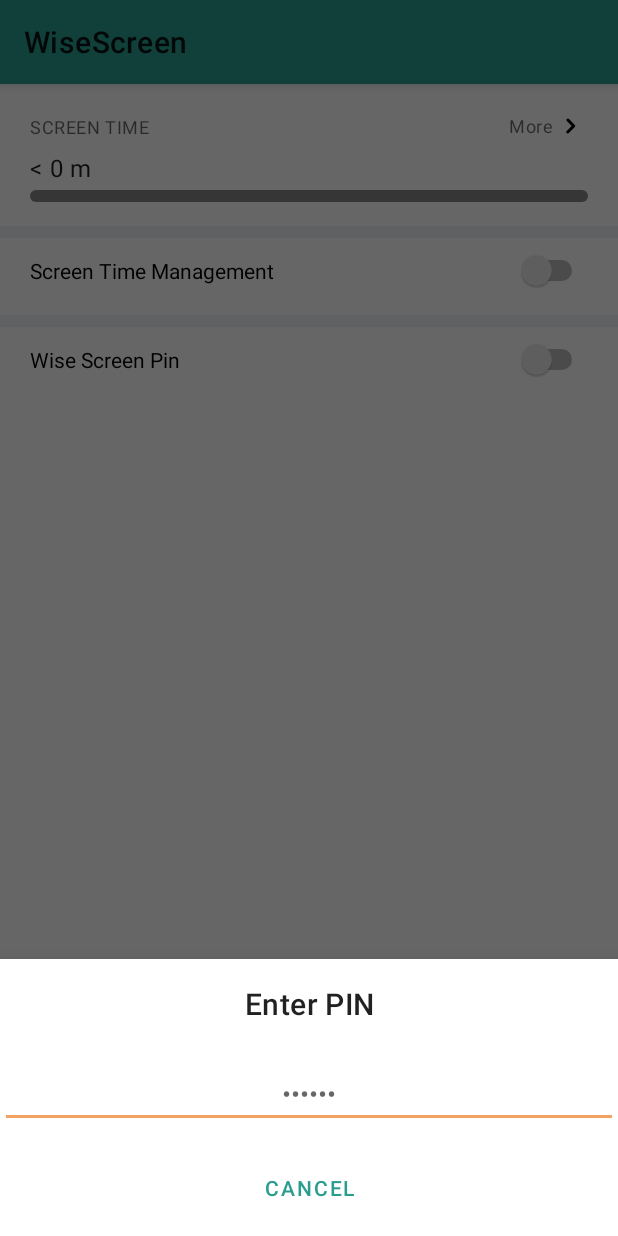
After one commit to amalhanaja/WiseScreen, an Android app: the PinDialog screen opened through its navigation route, on a phone screen of 412 x 824 dp. The commit adds this screen. Run offline under Robolectric (Android 15) with nearby library versions, the phone set to English and light mode, and no system bars; our stand-ins replace Dagger/Hilt's generated code, Timber; libraries missing offline, so code that uses them is left out: androidx.hilt.lifecycle; 3 statements that could not run were skipped.

Commit message:
feat: DialogPin

```diff
--- a/app/src/main/java/com/amalcodes/wisescreen/core/Ext.kt
+++ b/app/src/main/java/com/amalcodes/wisescreen/core/Ext.kt
@@ -8,9 +8,14 @@ import android.content.pm.PackageManager
 import android.graphics.drawable.Drawable
 import android.os.Build
 import android.view.MotionEvent
+import android.widget.FrameLayout
 import android.widget.TextView
 import android.widget.TimePicker
 import androidx.annotation.IntDef
+import com.amalcodes.wisescreen.R
+import com.google.android.material.bottomsheet.BottomSheetBehavior
+import com.google.android.material.bottomsheet.BottomSheetDialog
+import com.google.android.material.bottomsheet.BottomSheetDialogFragment
 import kotlinx.coroutines.ExperimentalCoroutinesApi
 import kotlinx.coroutines.flow.Flow
 import kotlinx.coroutines.flow.zip
@@ -146,3 +151,10 @@ fun TextView.onCompoundDrawableClickListener(
         false;
     }
 }
+
+fun BottomSheetDialogFragment.expanded() = dialog?.setOnShowListener { dialog ->
+    val bsd = dialog as? BottomSheetDialog
+    bsd?.findViewById<FrameLayout>(R.id.design_bottom_sheet)?.let {
+        BottomSheetBehavior.from(it).state = BottomSheetBehavior.STATE_EXPANDED
+    }
+}
--- a/app/src/main/java/com/amalcodes/wisescreen/presentation/UI.kt
+++ b/app/src/main/java/com/amalcodes/wisescreen/presentation/UI.kt
@@ -27,6 +27,7 @@ sealed class UIState {
         val message: String? = null,
         val cause: Throwable? = null
     ) : UIState() {
+        object RequiredPin: UIFailure("required pin")
         object NoInternet : UIFailure("no_internet")
         class Unknown(cause: Throwable) : UIFailure("unknown", cause)
         object NoData : UIFailure("no_data")
--- /dev/null
+++ b/app/src/main/java/com/amalcodes/wisescreen/presentation/component/PinDialog.kt
@@ -0,0 +1,106 @@
+package com.amalcodes.wisescreen.presentation.component
+
+import android.os.Bundle
+import android.view.LayoutInflater
+import android.view.View
+import android.view.ViewGroup
+import android.widget.Toast
+import androidx.core.os.bundleOf
+import androidx.core.widget.doAfterTextChanged
+import androidx.fragment.app.setFragmentResult
+import androidx.fragment.app.viewModels
+import androidx.lifecycle.lifecycleScope
+import androidx.lifecycle.observe
+import androidx.navigation.fragment.findNavController
+import androidx.navigation.fragment.navArgs
+import com.amalcodes.wisescreen.R
+import com.amalcodes.wisescreen.core.Const
+import com.amalcodes.wisescreen.core.autoCleared
+import com.amalcodes.wisescreen.core.expanded
+import com.amalcodes.wisescreen.databinding.DialogPinBinding
+import com.amalcodes.wisescreen.presentation.UIState
+import com.amalcodes.wisescreen.presentation.ui.PinDialogUIEvent
+import com.amalcodes.wisescreen.presentation.ui.PinDialogUIState
+import com.amalcodes.wisescreen.presentation.viewmodel.PinDialogViewModel
+import com.google.android.material.bottomsheet.BottomSheetDialogFragment
+import dagger.hilt.android.AndroidEntryPoint
+import kotlinx.coroutines.ExperimentalCoroutinesApi
+import timber.log.Timber
+
+/**
+ * @author: AMAL
+ * Created On : 01/08/20
+ */
+
+
+@AndroidEntryPoint
+class PinDialog : BottomSheetDialogFragment() {
+
+    companion object {
+        const val KEY_IS_PIN_CORRECT = "IS_PIN_CORRECT"
+        const val KEY_ACTION_TAG = "ACTION_TAG"
+    }
+
+    private var binding: DialogPinBinding by autoCleared()
+
+    @ExperimentalCoroutinesApi
+    private val viewModel: PinDialogViewModel by viewModels()
+
+    private val args: PinDialogArgs by navArgs()
+
+    override fun onCreateView(
+        inflater: LayoutInflater,
+        container: ViewGroup?,
+        savedInstanceState: Bundle?
+    ): View? = DialogPinBinding.inflate(inflater)
+        .also { binding = it }
+        .root
+
+    override fun onCreate(savedInstanceState: Bundle?) {
+        super.onCreate(savedInstanceState)
+        setStyle(STYLE_NORMAL, R.style.BottomSheetDialogWithKeyboard)
+    }
+
+    @ExperimentalCoroutinesApi
+    override fun onViewCreated(view: View, savedInstanceState: Bundle?) {
+        super.onViewCreated(view, savedInstanceState)
+        expanded()
+        binding.etPin.doAfterTextChanged {
+            val text = it?.trim()?.toString().orEmpty()
+            if (text.count() == 6) {
+                viewModel.dispatch(PinDialogUIEvent.SubmitPin(text))
+            }
+        }
+        binding.btnCancel.setOnClickListener { findNavController().navigateUp() }
+        lifecycleScope.launchWhenCreated { observeUIState() }
+    }
+
+    @ExperimentalCoroutinesApi
+    private fun observeUIState() {
+        viewModel.uiState.observe(viewLifecycleOwner) {
+            when (it) {
+                is PinDialogUIState.IncorrectPin -> onPinIncorrect()
+                is PinDialogUIState.PinCorrect -> onPinCorrect()
+                is UIState.UIFailure -> onFailure(it)
+            }
+        }
+    }
+
+    private fun onPinCorrect() {
+        findNavController().navigateUp()
+        setFragmentResult(
+            Const.REQUEST_RESULT_KEY, bundleOf(
+                KEY_IS_PIN_CORRECT to true,
+                KEY_ACTION_TAG to args.actionTag
+            )
+        )
+    }
+
+    private fun onPinIncorrect() {
+        Toast.makeText(requireContext(), "Incorrect Pin", Toast.LENGTH_SHORT).show()
+    }
+
+    private fun onFailure(failure: UIState.UIFailure) {
+        Timber.e(failure.cause, "UIFailure")
+    }
+}
--- a/app/src/main/java/com/amalcodes/wisescreen/presentation/screen/HomeFragment.kt
+++ b/app/src/main/java/com/amalcodes/wisescreen/presentation/screen/HomeFragment.kt
@@ -9,17 +9,21 @@ import android.view.ViewGroup
 import androidx.core.content.ContextCompat
 import androidx.core.view.isVisible
 import androidx.fragment.app.Fragment
+import androidx.fragment.app.setFragmentResultListener
 import androidx.fragment.app.viewModels
 import androidx.lifecycle.observe
 import androidx.navigation.fragment.findNavController
 import com.amalcodes.wisescreen.R
+import com.amalcodes.wisescreen.core.Const
 import com.amalcodes.wisescreen.core.Util
 import com.amalcodes.wisescreen.core.autoCleared
 import com.amalcodes.wisescreen.databinding.FragmentHomeBinding
+import com.amalcodes.wisescreen.domain.entity.AppUsageEntity
 import com.amalcodes.wisescreen.domain.entity.ScreenTimeConfigEntity
 import com.amalcodes.wisescreen.presentation.MergeAdapter
 import com.amalcodes.wisescreen.presentation.UIState
 import com.amalcodes.wisescreen.presentation.component.DividerItemDecoration
+import com.amalcodes.wisescreen.presentation.component.PinDialog
 import com.amalcodes.wisescreen.presentation.service.CurrentAppAccessibilityService
 import com.amalcodes.wisescreen.presentation.ui.HomeUIEvent
 import com.amalcodes.wisescreen.presentation.ui.HomeUIState
@@ -29,16 +33,26 @@ import com.amalcodes.wisescreen.presentation.viewentity.StackedBarChartLegendIte
 import com.amalcodes.wisescreen.presentation.viewmodel.HomeViewModel
 import dagger.hilt.android.AndroidEntryPoint
 import kotlinx.coroutines.ExperimentalCoroutinesApi
+import java.util.concurrent.TimeUnit
 
 @ExperimentalCoroutinesApi
 @AndroidEntryPoint
 class HomeFragment : Fragment() {
+
+    companion object {
+        private const val ACTION_TAG_CHANGE_IS_SCREEN_MANAGEABLE = "CHANGE_IS_SCREEN_MANAGEABLE"
+        private const val ACTION_TAG_MANAGE_SCREEN_TIME = "MANAGE_SCREEN_TIME"
+        private const val ACTION_TAG_MANAGE_APP_LIMITS = "MANAGE_APP_LIMITS"
+        private const val ACTION_TAG_ENABLE_DISABLE_PIN = "DISABLE_PIN"
+    }
 
     private var binding: FragmentHomeBinding by autoCleared()
 
     private val viewModel: HomeViewModel by viewModels()
 
     private val adapter: MergeAdapter by lazy { MergeAdapter() }
+
+    private var lastTimePinInputted = 0L
 
     override fun onCreateView(
         inflater: LayoutInflater, container: ViewGroup?,
@@ -50,18 +64,40 @@ class HomeFragment : Fragment() {
     override fun onViewCreated(view: View, savedInstanceState: Bundle?) {
         super.onViewCreated(view, savedInstanceState)
         binding.rvScreenManagementMenu.adapter = adapter
-        adapter.setOnViewHolderClickListener { v, _ ->
-            if (v.id == R.id.item_menu) {
-                when (v.tag) {
-                    0 -> findNavController().navigate(
-                        HomeFragmentDirections.actionHomeFragmentToDailyScreenTimeFragment()
-                    )
-                    1 -> findNavController().navigate(
-                        HomeFragmentDirections.actionHomeFragmentToAppLimitFragment()
-                    )
-                }
+        binding.rvScreenManagementMenu.addItemDecoration(
+            DividerItemDecoration(
+                requireContext(),
+                dividerMarginLeft = resources.getDimension(R.dimen.space__screen_time_management_items_divider)
+            )
+        )
+        binding.tvMore.setOnClickListener {
+            findNavController().navigate(
+                HomeFragmentDirections.actionHomeFragmentToScreenTimeGroupFragment()
+            )
+        }
+        viewModel.uiState.observe(viewLifecycleOwner) {
+            when (it) {
+                is UIState.Initial -> onInitialized()
+                is HomeUIState.Content -> onContent(it)
             }
         }
+    }
+
+    private fun onContent(state: HomeUIState.Content) {
+        val config = state.viewEntity.screenTimeConfigEntity
+        val isPinSet = state.viewEntity.isPinSet
+        val canEditConfig = if (isPinSet) {
+            lastTimePinInputted + TimeUnit.MINUTES.toMillis(3) >= System.currentTimeMillis()
+        } else {
+            true
+        }
+        binding.switchPin.isChecked = state.viewEntity.isPinSet
+        binding.switchScreenTimeManagement.isChecked = config.isScreenTimeManageable
+        binding.rvScreenManagementMenu.isVisible = config.isScreenTimeManageable
+        showScreenTimeStatistics(
+            state.viewEntity.totalTimeInForeground,
+            state.viewEntity.dailyUsage
+        )
         adapter.submitList(
             listOf(
                 MenuItemViewEntity(
@@ -86,37 +122,97 @@ class HomeFragment : Fragment() {
                 )
             )
         )
-        binding.rvScreenManagementMenu.addItemDecoration(
-            DividerItemDecoration(
-                requireContext(),
-                dividerMarginLeft = resources.getDimension(R.dimen.space__screen_time_management_items_divider)
+        adapter.setOnViewHolderClickListener { v, _ ->
+            if (v.id == R.id.item_menu) {
+                if (!canEditConfig) {
+                    when (v.tag) {
+                        0 -> openPinDialog(ACTION_TAG_MANAGE_SCREEN_TIME)
+                        1 -> openPinDialog(ACTION_TAG_MANAGE_APP_LIMITS)
+                    }
+                } else {
+                    when (v.tag) {
+                        0 -> findNavController().navigate(
+                            HomeFragmentDirections.actionHomeFragmentToDailyScreenTimeFragment()
+                        )
+                        1 -> findNavController().navigate(
+                            HomeFragmentDirections.actionHomeFragmentToAppLimitFragment()
+                        )
+                    }
+                }
+            }
+        }
+        if (canEditConfig) {
+            showConfig(config)
+        } else {
+            showConfigWithRequirePin(config)
+        }
+    }
+
+    private fun showConfig(config: ScreenTimeConfigEntity) {
+        binding.switchScreenTimeManagement.setOnCheckedChangeListener { _, isChecked ->
+            viewModel.dispatch(
+                HomeUIEvent.UpdateScreenTimeConfig(
+                    screenTimeConfigEntity = config.copy(
+                        isScreenTimeManageable = isChecked
+                    )
+                )
             )
-        )
-        binding.tvMore.setOnClickListener {
-            findNavController().navigate(
-                HomeFragmentDirections.actionHomeFragmentToScreenTimeGroupFragment()
-            )
+            binding.rvScreenManagementMenu.isVisible = isChecked
         }
-        viewModel.uiState.observe(viewLifecycleOwner) {
-            when (it) {
-                is UIState.Initial -> onInitialized()
-                is HomeUIState.Content -> onContent(it)
-                is HomeUIState.ScreenTimeConfigUpdated -> onScreenTimeConfigUpdated(it.screenTimeConfigEntity)
+        binding.switchPin.setOnCheckedChangeListener { _, isChecked ->
+            if (isChecked) {
+                findNavController().navigate(HomeFragmentDirections.actionHomeFragmentToSetupPin())
             }
         }
     }
 
-    private fun onScreenTimeConfigUpdated(newConfig: ScreenTimeConfigEntity) {
-        setupScreenTimeConfig(newConfig)
+    private fun showConfigWithRequirePin(config: ScreenTimeConfigEntity) {
+        setFragmentResultListener(Const.REQUEST_RESULT_KEY) { _, bundle ->
+            val isPinCorrect = bundle.getBoolean(PinDialog.KEY_IS_PIN_CORRECT)
+            val actionTag = bundle.getString(PinDialog.KEY_ACTION_TAG)
+            if (isPinCorrect) {
+                lastTimePinInputted = System.currentTimeMillis()
+                showConfig(config)
+                when(actionTag) {
+                    ACTION_TAG_CHANGE_IS_SCREEN_MANAGEABLE -> {
+                        binding.switchScreenTimeManagement.isChecked = !binding.switchScreenTimeManagement.isChecked
+                    }
+                    ACTION_TAG_MANAGE_SCREEN_TIME -> findNavController().navigate(
+                        HomeFragmentDirections.actionHomeFragmentToDailyScreenTimeFragment()
+                    )
+                    ACTION_TAG_MANAGE_APP_LIMITS -> findNavController().navigate(
+                        HomeFragmentDirections.actionHomeFragmentToAppLimitFragment()
+                    )
+                    ACTION_TAG_ENABLE_DISABLE_PIN -> {
+                        binding.switchPin.isChecked = !binding.switchPin.isChecked
+                    }
+                }
+            }
+        }
+        binding.switchScreenTimeManagement.setOnCheckedChangeListener { _, isChecked ->
+            binding.switchScreenTimeManagement.isChecked = !isChecked
+            openPinDialog(ACTION_TAG_CHANGE_IS_SCREEN_MANAGEABLE)
+        }
+        binding.switchPin.setOnCheckedChangeListener { _, isChecked ->
+            binding.switchPin.isChecked = !isChecked
+            openPinDialog(ACTION_TAG_ENABLE_DISABLE_PIN)
+        }
     }
 
-    private fun onContent(state: HomeUIState.Content) {
-        val totalTimeInForeground = state.viewEntity.totalTimeInForeground
+    private fun openPinDialog(actionTag: String) {
+        findNavController().navigate(HomeFragmentDirections.actionGlobalPinDialog(actionTag))
+    }
+
+
+    private fun showScreenTimeStatistics(
+        totalTimeInForeground: Long,
+        dailyUsage: List<AppUsageEntity>
+    ) {
         var reservedPercentage = 100f
-        var othersTimeInForeground = totalTimeInForeground
+        var othersTimeInForeground1 = totalTimeInForeground
         binding.tvScreenTimeValue.text =
             Util.formatTimeInMillis(requireContext(), totalTimeInForeground)
-        binding.chartStats.data = state.viewEntity.dailyUsage.mapIndexed { index, appUsageEntity ->
+        binding.chartStats.data = dailyUsage.mapIndexed { index, appUsageEntity ->
             val percentage = 100f * appUsageEntity.totalTimeInForeground / totalTimeInForeground
             reservedPercentage -= percentage
             StackedBarChartItemViewEntity(
@@ -131,8 +227,8 @@ class HomeFragment : Fragment() {
             reservedPercentage,
             Color.GRAY
         )
-        binding.chartLegend.data = state.viewEntity.dailyUsage.mapIndexed { index, appUsageEntity ->
-            othersTimeInForeground -= appUsageEntity.totalTimeInForeground
+        binding.chartLegend.data = dailyUsage.mapIndexed { index, appUsageEntity ->
+            othersTimeInForeground1 -= appUsageEntity.totalTimeInForeground
             StackedBarChartLegendItemViewEntity(
                 color = when (index) {
                     0 -> ContextCompat.getColor(requireContext(), R.color.persianGreen)
@@ -144,31 +240,9 @@ class HomeFragment : Fragment() {
             )
         } + StackedBarChartLegendItemViewEntity(
             color = Color.GRAY,
-            name = "Others",
-            duration = othersTimeInForeground.toInt()
+            name = getString(R.string.text_Others),
+            duration = othersTimeInForeground1.toInt()
         )
-        setupScreenTimeConfig(state.viewEntity.screenTimeConfigEntity)
-        binding.switchPin.isChecked = state.viewEntity.isPinSet
-        binding.switchPin.setOnCheckedChangeListener { _, isChecked ->
-            if (isChecked) {
-                findNavController().navigate(HomeFragmentDirections.actionHomeFragmentToSetupPin())
-            }
-        }
-    }
-
-    private fun setupScreenTimeConfig(config: ScreenTimeConfigEntity) {
-        binding.switchScreenTimeManagement.isChecked = config.isScreenTimeManageable
-        binding.rvScreenManagementMenu.isVisible = config.isScreenTimeManageable
-        binding.switchScreenTimeManagement.setOnCheckedChangeListener { _, isChecked ->
-            viewModel.dispatch(
-                HomeUIEvent.UpdateScreenTimeConfig(
-                    screenTimeConfigEntity = config.copy(
-                        isScreenTimeManageable = isChecked
-                    )
-                )
-            )
-            binding.rvScreenManagementMenu.isVisible = isChecked
-        }
     }
 
     override fun onResume() {
@@ -183,8 +257,7 @@ class HomeFragment : Fragment() {
                     Settings.ACTION_USAGE_ACCESS_SETTINGS
                 )
             )
-        }
-        else if (!Util.isAccessibilityServiceGranted(
+        } else if (!Util.isAccessibilityServiceGranted(
                 requireContext(),
                 CurrentAppAccessibilityService::class.java
             )
--- a/app/src/main/java/com/amalcodes/wisescreen/presentation/ui/AppLimitUI.kt
+++ b/app/src/main/java/com/amalcodes/wisescreen/presentation/ui/AppLimitUI.kt
@@ -17,5 +17,3 @@ sealed class AppLimitUIEvent : UIEvent.Abstract() {
 sealed class AppLimitUIState : UIState.Abstract() {
     data class Content(val apps: List<AppLimitEntity>) : AppLimitUIState()
 }
-
-class AppBlockedUIFailure(cause: Throwable) : UIState.UIFailure.Abstract("App Blocked", cause)
--- a/app/src/main/java/com/amalcodes/wisescreen/presentation/ui/HomeUI.kt
+++ b/app/src/main/java/com/amalcodes/wisescreen/presentation/ui/HomeUI.kt
@@ -13,9 +13,6 @@ import com.amalcodes.wisescreen.presentation.viewentity.HomeViewEntity
 
 sealed class HomeUIState : UIState.Abstract() {
     data class Content(val viewEntity: HomeViewEntity) : HomeUIState()
-    data class ScreenTimeConfigUpdated(
-        val screenTimeConfigEntity: ScreenTimeConfigEntity
-    ) : HomeUIState()
 }
 
 sealed class HomeUIEvent : UIEvent.Abstract() {
--- a/app/src/main/java/com/amalcodes/wisescreen/presentation/viewmodel/HomeViewModel.kt
+++ b/app/src/main/java/com/amalcodes/wisescreen/presentation/viewmodel/HomeViewModel.kt
@@ -40,14 +40,13 @@ class HomeViewModel @ViewModelInject constructor(
 
     private fun updateScreenTimeConfig(config: ScreenTimeConfigEntity) {
         updateScreenTimeConfigUseCase(config)
-            .map { HomeUIState.ScreenTimeConfigUpdated(config) as UIState }
+            .flatMapLatest { getUsageStats() }
+            .catch { emit(it.toUIState()) }
             .onEach { _uiState.postValue(it) }
-            .catch { emit(it.toUIState()) }
             .launchIn(viewModelScope)
     }
 
-    private fun fetch() {
-        getUsageStatsUseCase(TimeRangeEnum.TODAY)
+    private fun getUsageStats() = getUsageStatsUseCase(TimeRangeEnum.TODAY)
         .zip3(
             getScreenTimeConfigUseCase(UseCase.None),
             isPinSetUseCase(UseCase.None)
@@ -63,6 +62,9 @@ class HomeViewModel @ViewModelInject constructor(
             )
             HomeUIState.Content(viewEntity) as UIState
         }
+
+    private fun fetch() {
+        getUsageStats()
             .catch { emit(it.toUIState()) }
             .onStart { _uiState.postValue(UIState.Loading) }
             .onEach { _uiState.postValue(it) }
--- a/app/src/main/res/layout/dialog_day_picker.xml
+++ b/app/src/main/res/layout/dialog_day_picker.xml
@@ -38,7 +38,7 @@
         android:layout_marginStart="@dimen/space__1x"
         android:layout_marginTop="@dimen/space__2x"
         android:layout_marginBottom="@dimen/space__1x"
-        android:text="Cancel"
+        android:text="@string/text_Cancel"
         app:layout_constraintBottom_toBottomOf="parent"
         app:layout_constraintEnd_toStartOf="@+id/divider"
         app:layout_constraintHorizontal_bias="0.5"
@@ -48,12 +48,12 @@
     <Button
         android:id="@+id/btn_ok"
         style="@style/Widget.MaterialComponents.Button.TextButton"
-        android:layout_width="206dp"
+        android:layout_width="0dp"
         android:layout_height="wrap_content"
         android:layout_marginTop="@dimen/space__2x"
         android:layout_marginEnd="@dimen/space__1x"
         android:layout_marginBottom="@dimen/space__1x"
-        android:text="Ok"
+        android:text="@string/text_OK"
         app:layout_constraintBottom_toBottomOf="parent"
         app:layout_constraintEnd_toEndOf="parent"
         app:layout_constraintHorizontal_bias="0.5"
--- /dev/null
+++ b/app/src/main/res/layout/dialog_pin.xml
@@ -0,0 +1,51 @@
+<?xml version="1.0" encoding="utf-8"?>
+<androidx.constraintlayout.widget.ConstraintLayout xmlns:android="http://schemas.android.com/apk/res/android"
+    xmlns:app="http://schemas.android.com/apk/res-auto"
+    android:layout_width="match_parent"
+    android:layout_height="wrap_content"
+    xmlns:tools="http://schemas.android.com/tools"
+    tools:context=".presentation.component.PinDialog">
+
+    <EditText
+        android:id="@+id/et_pin"
+        android:layout_width="0dp"
+        android:layout_height="wrap_content"
+        android:layout_marginTop="@dimen/space__3x"
+        android:ems="10"
+        android:hint="••••••"
+        android:inputType="numberPassword"
+        android:maxLength="6"
+        android:textAlignment="center"
+        app:layout_constraintEnd_toEndOf="parent"
+        app:layout_constraintHorizontal_bias="0.0"
+        app:layout_constraintStart_toStartOf="parent"
+        app:layout_constraintTop_toBottomOf="@+id/tv_title" />
+
+    <Button
+        android:id="@+id/btn_cancel"
+        style="@style/Widget.MaterialComponents.Button.TextButton"
+        android:layout_width="0dp"
+        android:layout_height="wrap_content"
+        android:layout_marginStart="@dimen/space__2x"
+        android:layout_marginTop="@dimen/space__2x"
+        android:layout_marginEnd="@dimen/space__2x"
+        android:layout_marginBottom="@dimen/space__1x"
+        android:text="@string/text_Cancel"
+        app:layout_constraintBottom_toBottomOf="parent"
+        app:layout_constraintEnd_toEndOf="parent"
+        app:layout_constraintHorizontal_bias="0.5"
+        app:layout_constraintStart_toStartOf="parent"
+        app:layout_constraintTop_toBottomOf="@+id/et_pin" />
+
+    <TextView
+        android:id="@+id/tv_title"
+        android:layout_width="wrap_content"
+        android:layout_height="wrap_content"
+        android:layout_marginTop="@dimen/space__2x"
+        android:text="Enter PIN"
+        android:textAppearance="@style/TextAppearance.MaterialComponents.Headline6"
+        app:layout_constraintEnd_toEndOf="parent"
+        app:layout_constraintStart_toStartOf="parent"
+        app:layout_constraintTop_toTopOf="parent" />
+
+</androidx.constraintlayout.widget.ConstraintLayout>
--- a/app/src/main/res/navigation/app_graph.xml
+++ b/app/src/main/res/navigation/app_graph.xml
@@ -120,4 +120,17 @@
         android:name="com.amalcodes.wisescreen.presentation.screen.ScreenTimeGroupFragment"
         android:label="fragment_screen_time_group"
         tools:layout="@layout/fragment_screen_time_group" />
+    <dialog
+        android:id="@+id/pinDialog"
+        android:name="com.amalcodes.wisescreen.presentation.component.PinDialog"
+        android:label="dialog_pin"
+        tools:layout="@layout/dialog_pin" >
+        <argument
+            android:name="actionTag"
+            app:argType="string"
+            app:nullable="true" />
+    </dialog>
+    <action
+        android:id="@+id/action_global_pinDialog"
+        app:destination="@id/pinDialog" />
 </navigation>
--- a/app/src/main/res/values/strings.xml
+++ b/app/src/main/res/values/strings.xml
@@ -29,4 +29,5 @@
     <string name="text_Default">Default</string>
     <string name="text_restricted_app">%1$s has been restricted</string>
     <string name="text_app_limited">You have reached the limit for %1$s</string>
+    <string name="text_Others">Others</string>
 </resources>
--- a/app/src/main/res/values/styles.xml
+++ b/app/src/main/res/values/styles.xml
@@ -13,4 +13,14 @@
         <item name="windowNoTitle">true</item>
     </style>
 
+    <style name="BottomSheetDialogWithKeyboard" parent="Theme.MaterialComponents.Light.BottomSheetDialog">
+        <item name="android:colorBackground">@color/white</item>
+        <item name="colorPrimary">@color/persianGreen</item>
+        <item name="colorPrimaryDark">@color/charcoal</item>
+        <item name="colorAccent">@color/sandyBrown</item>
+        <item name="android:windowIsFloating">false</item>
+        <item name="android:statusBarColor">@android:color/transparent</item>
+        <item name="android:windowSoftInputMode">adjustResize</item>
+    </style>
+
 </resources>
```
Also changed, not shown: app/src/main/java/com/amalcodes/wisescreen/domain/error/PinRequiredError.kt (added, +9 -0 lines), app/src/main/java/com/amalcodes/wisescreen/domain/usecase/UpdateAppLimitUseCase.kt (+17 -2 lines), app/src/main/java/com/amalcodes/wisescreen/domain/usecase/UpdateScreenTimeConfigUseCase.kt (+18 -4 lines), app/src/main/java/com/amalcodes/wisescreen/presentation/_Mapper.kt (+3 -4 lines), app/src/main/java/com/amalcodes/wisescreen/presentation/ui/PinDialogUI.kt (added, +19 -0 lines), app/src/main/java/com/amalcodes/wisescreen/presentation/viewmodel/PinDialogViewModel.kt (added, +48 -0 lines). Lines whose indentation alone changed are shown as unchanged.
